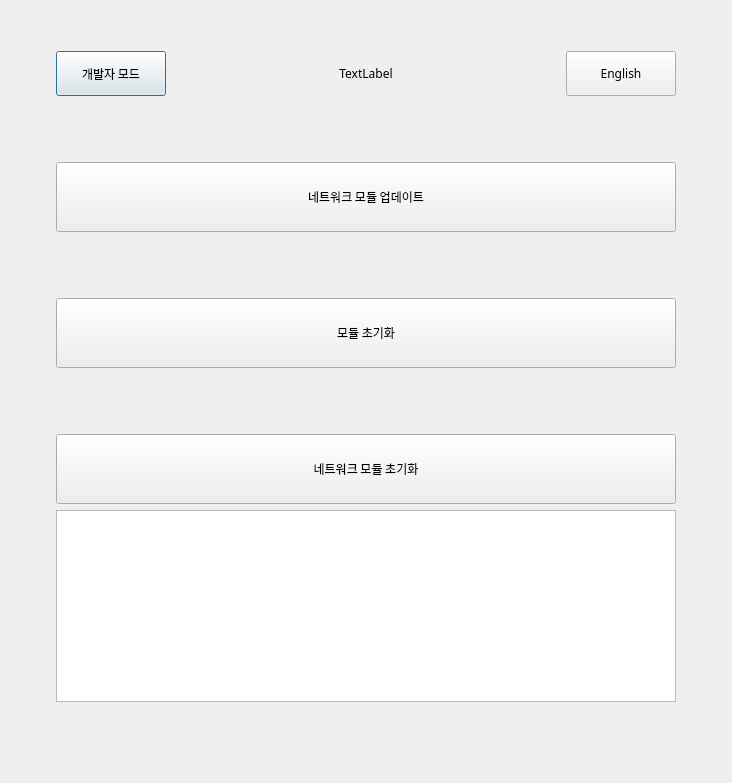
Qt form modi_firmware_updater/assets/updater.ui (LUXROBO/modi-firmware-updater) before a commit.
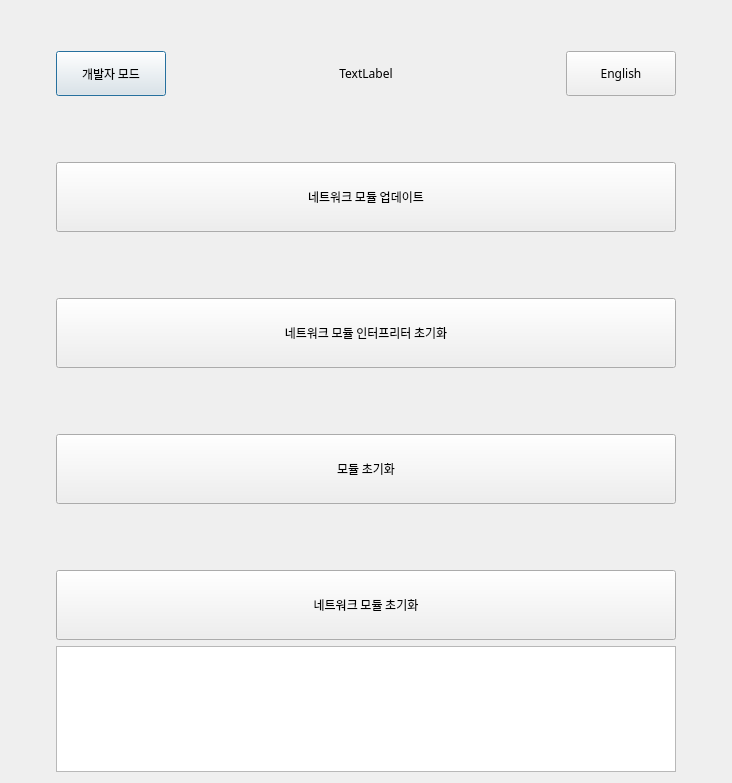
The same form after that commit.

Commit message: add interpreter reset button

Patch:
```diff
--- a/modi_firmware_updater/assets/updater.ui
+++ b/modi_firmware_updater/assets/updater.ui
@@ -274,6 +274,68 @@
        </property>
       </widget>
      </item>
+     <item>
+      <spacer name="verticalSpacer_6">
+       <property name="orientation">
+        <enum>Qt::Vertical</enum>
+       </property>
+       <property name="sizeType">
+        <enum>QSizePolicy::Fixed</enum>
+       </property>
+       <property name="sizeHint" stdset="0">
+        <size>
+         <width>20</width>
+         <height>60</height>
+        </size>
+       </property>
+      </spacer>
+     </item>
+     <item>
+      <widget class="QPushButton" name="update_network_esp32_interpreter">
+       <property name="sizePolicy">
+        <sizepolicy hsizetype="Fixed" vsizetype="Fixed">
+         <horstretch>0</horstretch>
+         <verstretch>0</verstretch>
+        </sizepolicy>
+       </property>
+       <property name="minimumSize">
+        <size>
+         <width>620</width>
+         <height>70</height>
+        </size>
+       </property>
+       <property name="maximumSize">
+        <size>
+         <width>620</width>
+         <height>70</height>
+        </size>
+       </property>
+       <property name="font">
+        <font>
+         <family>LuxHanSans</family>
+         <kerning>true</kerning>
+        </font>
+       </property>
+       <property name="focusPolicy">
+        <enum>Qt::NoFocus</enum>
+       </property>
+       <property name="text">
+        <string>네트워크 모듈 인터프리터 초기화</string>
+       </property>
+       <property name="iconSize">
+        <size>
+         <width>64</width>
+         <height>64</height>
+        </size>
+       </property>
+       <property name="checkable">
+        <bool>false</bool>
+       </property>
+       <property name="autoDefault">
+        <bool>false</bool>
+       </property>
+      </widget>
+     </item>
      <item>
       <spacer name="verticalSpacer">
        <property name="orientation">
```
The commit also changes 2 other files.
